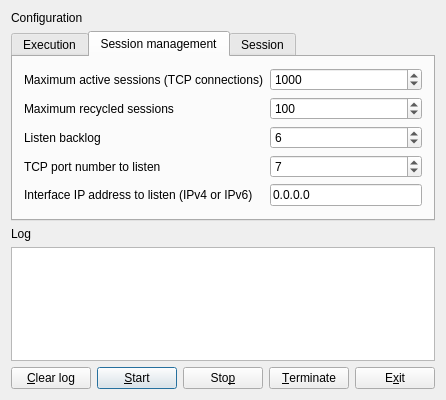
Above: src/ma/echo/server/qt/mainform.ui from mabrarov/asio_samples before the change. Below: the same form after it.
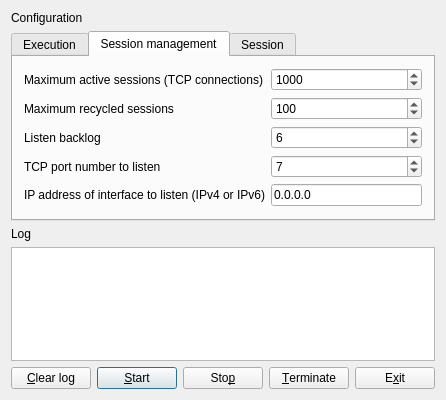
That is the form after the change. The open tabs and pages were chosen to show the change.

What changed in the file:
```diff
--- a/src/ma/echo/server/qt/mainform.ui
+++ b/src/ma/echo/server/qt/mainform.ui
@@ -197,7 +197,7 @@
        <item row="4" column="0">
         <widget class="QLabel" name="addressLabel">
          <property name="text">
-          <string>Interface IP address to listen (IPv4 or IPv6)</string>
+          <string>IP address of interface to listen (IPv4 or IPv6)</string>
          </property>
         </widget>
        </item>
```
